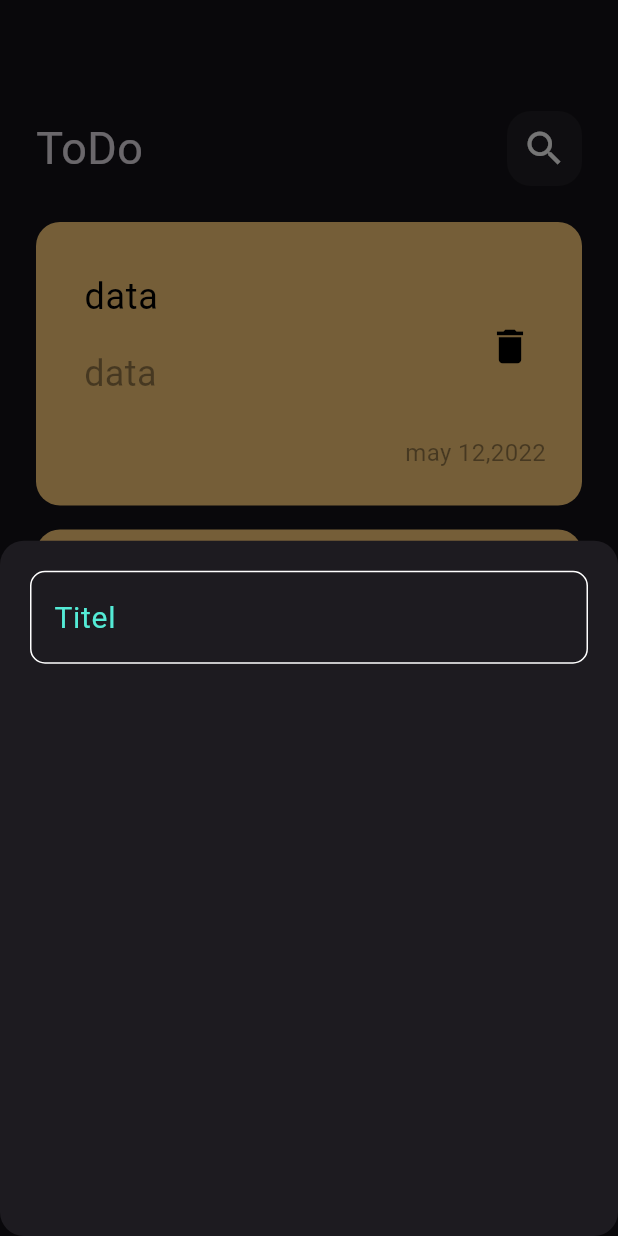
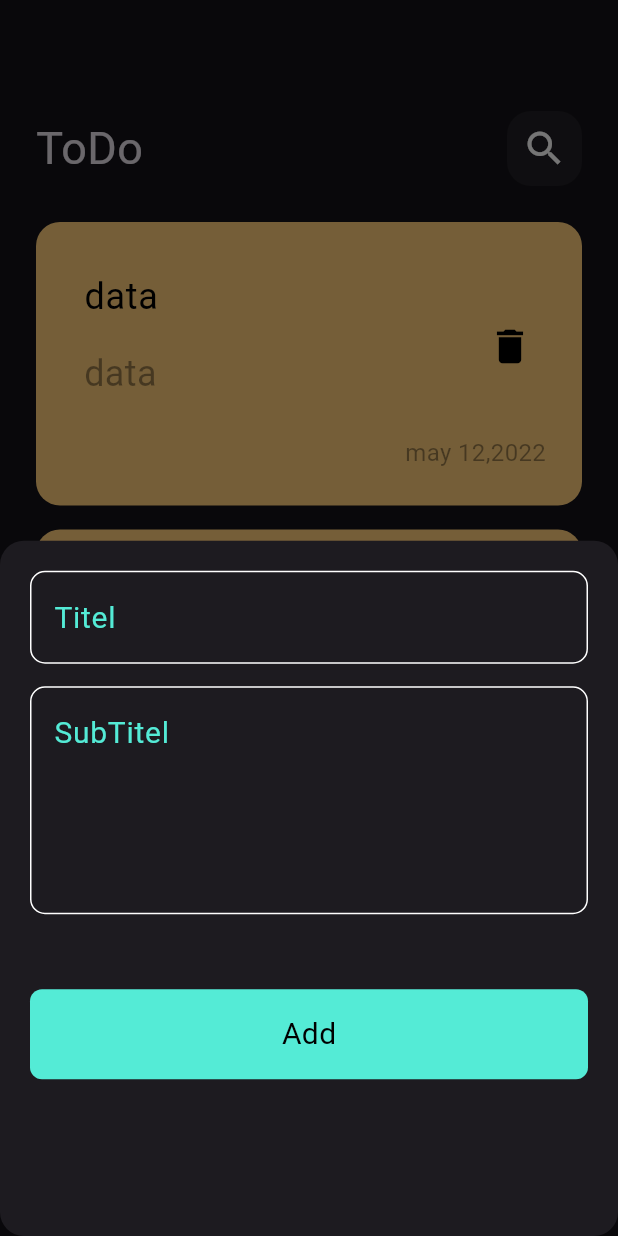
Before and after one commit to Ezzat200/notes-app, a Flutter app: the screen it shows after launch, after a tap on the "add" icon, on a phone screen of 412 x 824 dp. Run offline on Flutter 3.47's test engine with Material 3 defaults, Android fonts, the phone set to English and light mode, and no system bars.

Commit message:
finish todo bootomsheet

```diff
--- a/todo_app/lib/widgets/Add_ToDo_BottomSheet.dart
+++ b/todo_app/lib/widgets/Add_ToDo_BottomSheet.dart
@@ -1,4 +1,5 @@
 import 'package:flutter/material.dart';
+import 'package:todo_app/widgets/CustomButton.dart';
 import 'package:todo_app/widgets/CustomText.dart';
 
 class AddTodoBottomSheet extends StatelessWidget {
@@ -11,8 +12,15 @@ class AddTodoBottomSheet extends StatelessWidget {
       child: Column(
         children: [
           CustomText(
-
-          )
+            hintText: 'Titel',
+          ),
+const SizedBox(height: 15,),
+          CustomText(
+            hintText: 'SubTitel',
+            maxlines: 5,
+          ),
+          SizedBox(height: 50,),
+          CustomButton(text: 'Add')
         ],
       ),
     );
--- /dev/null
+++ b/todo_app/lib/widgets/CustomButton.dart
@@ -0,0 +1,31 @@
+
+import 'package:flutter/material.dart';
+import 'package:todo_app/constans.dart';
+
+class CustomButton extends StatelessWidget {
+   CustomButton( {
+    required this.text,
+    this.ontap
+   });
+String text;
+VoidCallback?ontap;
+  @override
+  Widget build(BuildContext context) {
+    return GestureDetector(
+onTap: ontap,
+      child: Container(
+        width: MediaQuery.of(context).size.width,
+        height: 60,
+        decoration: BoxDecoration(
+          color: kPrimaryColor,
+          borderRadius: BorderRadius.circular(8),
+
+        ),
+
+        child: Center(child: Text( text,
+
+        style: const TextStyle(fontSize: 20,color: Colors.black),)),
+      ),
+    );
+  }
+}
--- a/todo_app/lib/widgets/CustomText.dart
+++ b/todo_app/lib/widgets/CustomText.dart
@@ -3,17 +3,18 @@ import 'package:todo_app/constans.dart';
 
 class CustomText extends StatelessWidget {
 
-  CustomText();
-
+  CustomText({this.hintText,this.maxlines=1 });
+String ?hintText;
+int ?maxlines;
   @override
   Widget build(BuildContext context) {
-    return  TextFormField(
+    return  TextField(
 
 
-
+     maxLines: maxlines,
       decoration: InputDecoration(
 
-        hintText: 'Titel',
+        hintText: hintText,
 
         hintStyle: const TextStyle(color:kPrimaryColor,fontSize: 20),
         border:  OutlineInputBorder(
```
